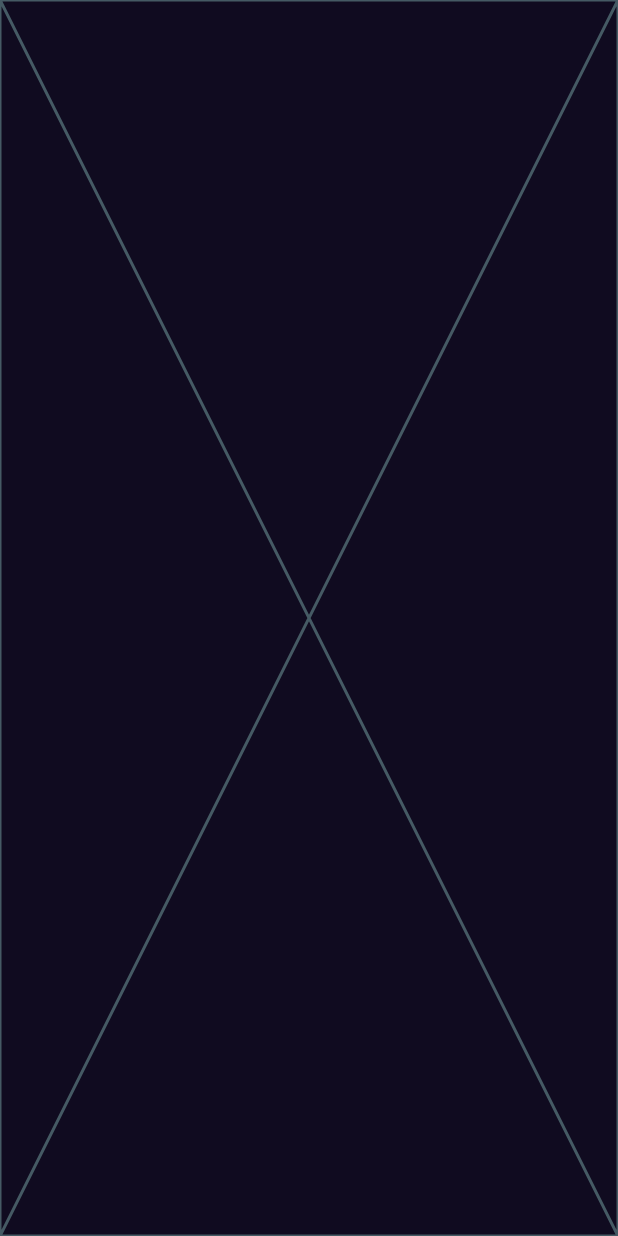
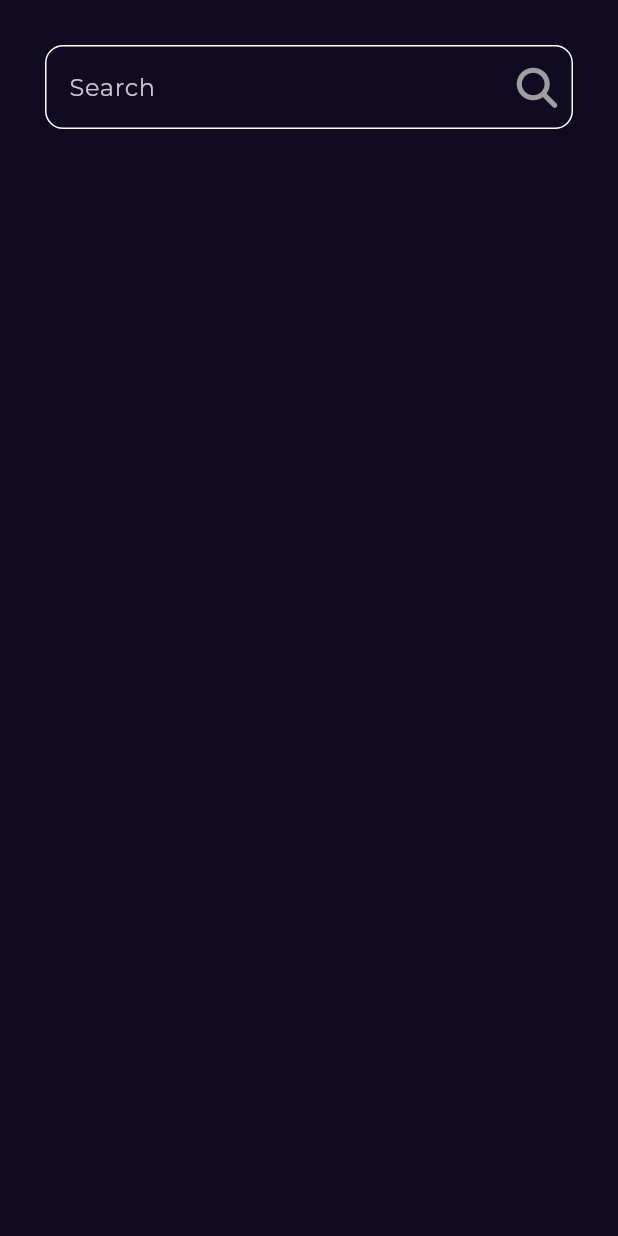
Before and after one commit to MahmoudHassan2505/Bookly-App, a Flutter app: the SearchView screen opened by its route, on a phone screen of 412 x 824 dp. Run offline on Flutter 3.47's test engine with Material 3 defaults, Android fonts, the phone set to English and light mode, and no system bars; our stand-ins replace font_awesome_flutter, go_router, google_fonts.

Commit message:
Custom Search bar

```diff
--- /dev/null
+++ b/lib/features/search/presentation/views/widgets/custom_search_textfield.dart
@@ -0,0 +1,30 @@
+import 'package:flutter/cupertino.dart';
+import 'package:flutter/material.dart';
+import 'package:font_awesome_flutter/font_awesome_flutter.dart';
+
+class CustomSearchTextField extends StatelessWidget {
+  const CustomSearchTextField({super.key});
+
+  @override
+  Widget build(BuildContext context) {
+    return TextField(
+      decoration: InputDecoration(
+        focusedBorder: OutlineInputBorder(
+            borderRadius: BorderRadius.circular(12),
+            borderSide: const BorderSide(color: Colors.white)),
+        enabledBorder: OutlineInputBorder(
+            borderRadius: BorderRadius.circular(12),
+            borderSide: const BorderSide(color: Colors.white)),
+        hintText: 'Search',
+        suffixIcon: IconButton(
+          onPressed: () {},
+          icon: const Icon(
+            FontAwesomeIcons.magnifyingGlass,
+            size: 27,
+            color: Colors.grey,
+          ),
+        ),
+      ),
+    );
+  }
+}
--- a/lib/features/search/presentation/views/widgets/search_view_body.dart
+++ b/lib/features/search/presentation/views/widgets/search_view_body.dart
@@ -1,10 +1,19 @@
+import 'package:bookly_app/features/search/presentation/views/widgets/custom_search_textfield.dart';
 import 'package:flutter/cupertino.dart';
+import 'package:flutter/material.dart';
 
 class SearchViewBody extends StatelessWidget {
   const SearchViewBody({super.key});
 
   @override
   Widget build(BuildContext context) {
-    return const Placeholder();
+    return const Padding(
+      padding: EdgeInsets.symmetric(vertical: 30, horizontal: 30),
+      child: Column(
+        children: [
+          CustomSearchTextField(),
+        ],
+      ),
+    );
   }
 }
```
